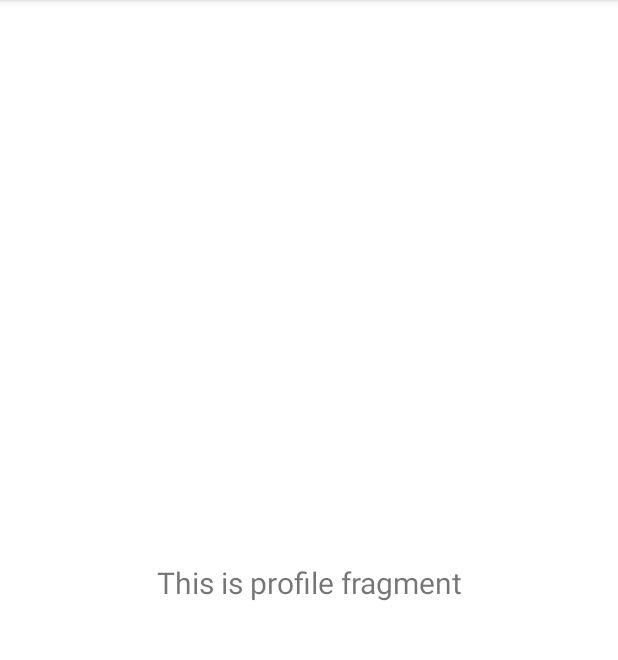
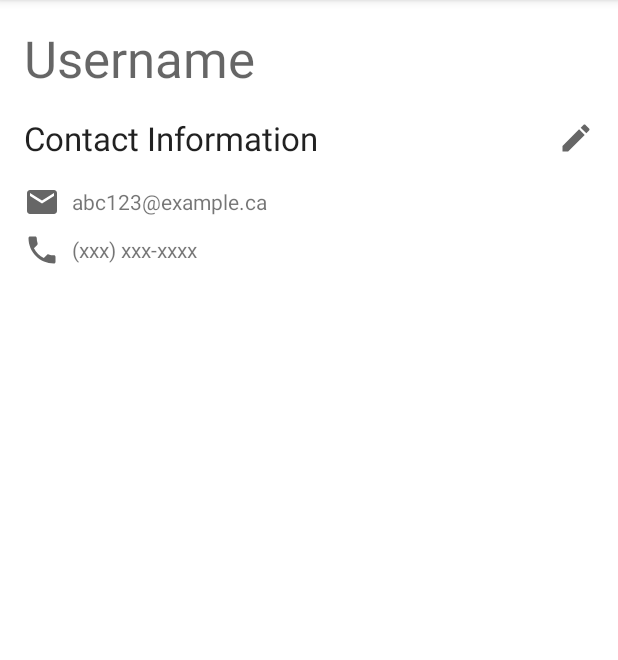
Before and after one commit to CMPUT301W21T03/Experiment-Automata, an Android app: the fragment ProfileFragment shown on its own in the app's theme, on a phone screen of 412 x 824 dp, the part 84-744 px from its top. Run offline under Robolectric (Android 15) with nearby library versions, the phone set to English and light mode, and no system bars; our stand-ins replace Firebase (no records; nobody signed in at launch, a user with empty details on screens opened directly).

Commit message:
user profile layout

```diff
--- a/code/app/src/main/java/com/example/experiment_automata/ui/profile/ProfileFragment.java
+++ b/code/app/src/main/java/com/example/experiment_automata/ui/profile/ProfileFragment.java
@@ -13,7 +13,6 @@ import androidx.lifecycle.Observer;
 import androidx.lifecycle.ViewModelProvider;
 
 import com.example.experiment_automata.R;
-import com.example.experiment_automata.ui.profile.ProfileViewModel;
 
 public class ProfileFragment extends Fragment {
 
@@ -24,11 +23,25 @@ public class ProfileFragment extends Fragment {
         profileViewModel =
                 new ViewModelProvider(this).get(ProfileViewModel.class);
         View root = inflater.inflate(R.layout.fragment_profile, container, false);
-        final TextView textView = root.findViewById(R.id.text_profile);
-        profileViewModel.getText().observe(getViewLifecycleOwner(), new Observer<String>() {
+        final TextView nameView = root.findViewById(R.id.profile_username);
+        final TextView emailView = root.findViewById(R.id.profile_email);
+        final TextView phoneView = root.findViewById(R.id.profile_phone);
+        profileViewModel.getName().observe(getViewLifecycleOwner(), new Observer<String>() {
             @Override
             public void onChanged(@Nullable String s) {
-                textView.setText(s);
+                nameView.setText(s);
+            }
+        });
+        profileViewModel.getEmail().observe(getViewLifecycleOwner(), new Observer<String>() {
+            @Override
+            public void onChanged(@Nullable String s) {
+                emailView.setText(s);
+            }
+        });
+        profileViewModel.getPhone().observe(getViewLifecycleOwner(), new Observer<String>() {
+            @Override
+            public void onChanged(@Nullable String s) {
+                phoneView.setText(s);
             }
         });
         return root;
--- a/code/app/src/main/java/com/example/experiment_automata/ui/profile/ProfileViewModel.java
+++ b/code/app/src/main/java/com/example/experiment_automata/ui/profile/ProfileViewModel.java
@@ -4,16 +4,36 @@ import androidx.lifecycle.LiveData;
 import androidx.lifecycle.MutableLiveData;
 import androidx.lifecycle.ViewModel;
 
+import com.example.experiment_automata.UserInformation.User;
+
+import java.util.UUID;
+
 public class ProfileViewModel extends ViewModel {
 
-    private MutableLiveData<String> mText;
+    private User user;
+    private MutableLiveData<String> username;
+    private MutableLiveData<String> email;
+    private MutableLiveData<String> phone;
 
     public ProfileViewModel() {
-        mText = new MutableLiveData<>();
-        mText.setValue("This is profile fragment");
+        user = new User();
+        username = new MutableLiveData<>();
+//        username.setValue(user.getInfo().getName());
+        email = new MutableLiveData<>();
+//        email.setValue(user.getInfo().getPhone());
+        phone = new MutableLiveData<>();
+//        phone.setValue(user.getInfo().getEmail());
     }
 
-    public LiveData<String> getText() {
-        return mText;
+    public LiveData<String> getName() {
+        return username;
+    }
+
+    public LiveData<String> getEmail() {
+        return email;
+    }
+
+    public LiveData<String> getPhone() {
+        return phone;
     }
 }
--- /dev/null
+++ b/code/app/src/main/res/drawable/ic_baseline_email.xml
@@ -0,0 +1,10 @@
+<vector xmlns:android="http://schemas.android.com/apk/res/android"
+    android:width="24dp"
+    android:height="24dp"
+    android:viewportWidth="24"
+    android:viewportHeight="24"
+    android:tint="?attr/colorControlNormal">
+  <path
+      android:fillColor="@android:color/white"
+      android:pathData="M20,4L4,4c-1.1,0 -1.99,0.9 -1.99,2L2,18c0,1.1 0.9,2 2,2h16c1.1,0 2,-0.9 2,-2L22,6c0,-1.1 -0.9,-2 -2,-2zM20,8l-8,5 -8,-5L4,6l8,5 8,-5v2z"/>
+</vector>
--- /dev/null
+++ b/code/app/src/main/res/drawable/ic_baseline_phone.xml
@@ -0,0 +1,10 @@
+<vector xmlns:android="http://schemas.android.com/apk/res/android"
+    android:width="24dp"
+    android:height="24dp"
+    android:viewportWidth="24"
+    android:viewportHeight="24"
+    android:tint="?attr/colorControlNormal">
+  <path
+      android:fillColor="@android:color/white"
+      android:pathData="M6.62,10.79c1.44,2.83 3.76,5.14 6.59,6.59l2.2,-2.2c0.27,-0.27 0.67,-0.36 1.02,-0.24 1.12,0.37 2.33,0.57 3.57,0.57 0.55,0 1,0.45 1,1V20c0,0.55 -0.45,1 -1,1 -9.39,0 -17,-7.61 -17,-17 0,-0.55 0.45,-1 1,-1h3.5c0.55,0 1,0.45 1,1 0,1.25 0.2,2.45 0.57,3.57 0.11,0.35 0.03,0.74 -0.25,1.02l-2.2,2.2z"/>
+</vector>
--- a/code/app/src/main/res/layout/fragment_profile.xml
+++ b/code/app/src/main/res/layout/fragment_profile.xml
@@ -7,16 +7,97 @@
     tools:context=".ui.profile.ProfileFragment">
 
     <TextView
-        android:id="@+id/text_profile"
+        android:id="@+id/profile_username"
         android:layout_width="match_parent"
         android:layout_height="wrap_content"
-        android:layout_marginStart="8dp"
-        android:layout_marginTop="8dp"
-        android:layout_marginEnd="8dp"
-        android:textAlignment="center"
-        android:textSize="20sp"
-        app:layout_constraintBottom_toBottomOf="parent"
+        android:layout_marginStart="16dp"
+        android:layout_marginLeft="16dp"
+        android:layout_marginTop="16dp"
+        android:layout_marginEnd="16dp"
+        android:layout_marginRight="16dp"
+        android:text="Username"
+        android:textAppearance="@style/TextAppearance.AppCompat.Display1"
         app:layout_constraintEnd_toEndOf="parent"
+        app:layout_constraintHorizontal_bias="0.0"
         app:layout_constraintStart_toStartOf="parent"
         app:layout_constraintTop_toTopOf="parent" />
+
+    <TextView
+        android:id="@+id/profile_contact"
+        android:layout_width="wrap_content"
+        android:layout_height="wrap_content"
+        android:layout_marginTop="16dp"
+        android:text="@string/profile_contact"
+        android:textAppearance="@style/TextAppearance.AppCompat.Large"
+        app:layout_constraintStart_toStartOf="@+id/profile_username"
+        app:layout_constraintTop_toBottomOf="@+id/profile_username" />
+
+    <ImageButton
+        android:id="@+id/profile_edit_button"
+        android:layout_width="wrap_content"
+        android:layout_height="wrap_content"
+        android:background="@android:color/transparent"
+        android:src="@drawable/ic_baseline_edit"
+        app:layout_constraintBottom_toBottomOf="@+id/profile_contact"
+        app:layout_constraintEnd_toEndOf="@+id/profile_username"
+        app:layout_constraintTop_toTopOf="@+id/profile_contact" />
+
+    <LinearLayout
+        android:id="@+id/linearLayout2"
+        android:layout_width="wrap_content"
+        android:layout_height="wrap_content"
+        android:layout_marginTop="16dp"
+        android:orientation="horizontal"
+        app:layout_constraintStart_toStartOf="@+id/profile_contact"
+        app:layout_constraintTop_toBottomOf="@+id/profile_contact">
+
+        <ImageView
+            android:id="@+id/imageView"
+            android:layout_width="wrap_content"
+            android:layout_height="wrap_content"
+            android:layout_weight="1"
+            android:src="@drawable/ic_baseline_email" />
+
+        <Space
+            android:layout_width="8dp"
+            android:layout_height="wrap_content"
+            android:layout_weight="2" />
+
+        <TextView
+            android:id="@+id/profile_email"
+            android:layout_width="wrap_content"
+            android:layout_height="match_parent"
+            android:layout_weight="1"
+            android:gravity="center"
+            android:text="abc123@example.ca" />
+    </LinearLayout>
+
+    <LinearLayout
+        android:layout_width="wrap_content"
+        android:layout_height="wrap_content"
+        android:layout_marginTop="8dp"
+        android:orientation="horizontal"
+        app:layout_constraintStart_toStartOf="@+id/linearLayout2"
+        app:layout_constraintTop_toBottomOf="@+id/linearLayout2">
+
+        <ImageView
+            android:id="@+id/imageView2"
+            android:layout_width="wrap_content"
+            android:layout_height="wrap_content"
+            android:layout_weight="1"
+            android:src="@drawable/ic_baseline_phone" />
+
+        <Space
+            android:layout_width="8dp"
+            android:layout_height="wrap_content"
+            android:layout_weight="2" />
+
+        <TextView
+            android:id="@+id/profile_phone"
+            android:layout_width="wrap_content"
+            android:layout_height="match_parent"
+            android:layout_weight="1"
+            android:gravity="center"
+            android:text="(xxx) xxx-xxxx" />
+    </LinearLayout>
 </androidx.constraintlayout.widget.ConstraintLayout>
--- a/code/app/src/main/res/values/strings.xml
+++ b/code/app/src/main/res/values/strings.xml
@@ -30,4 +30,5 @@
     <!-- TODO: Remove or change this placeholder text -->
     <string name="hello_blank_fragment">Hello blank fragment</string>
     <string name="search_hint">Search for Experiments</string>
+    <string name="profile_contact">Contact Information</string>
 </resources>
```
